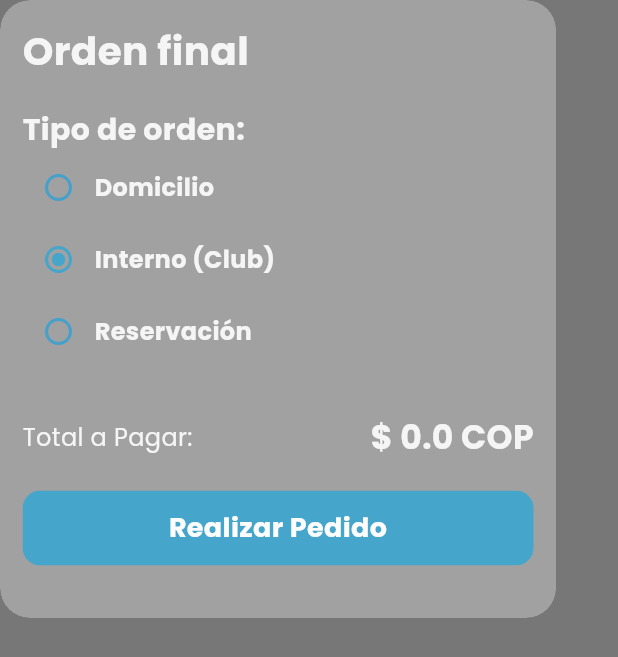
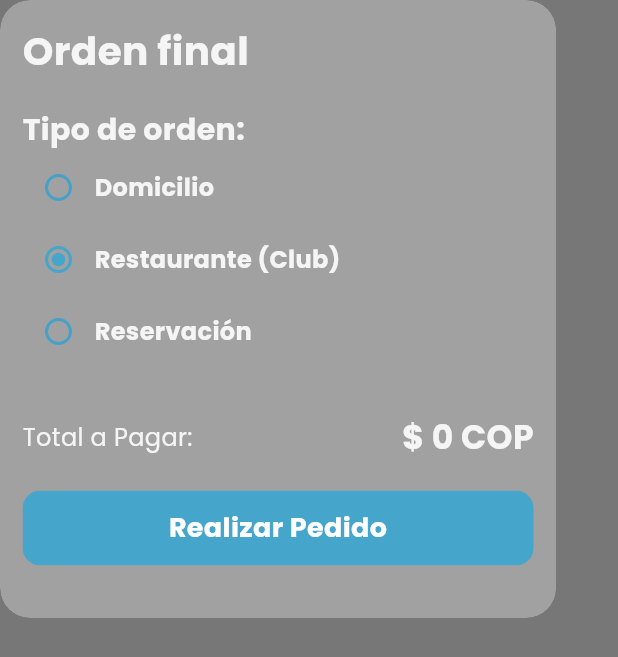
Before and after one commit to jrdeavila/club_valledupar_app, a Flutter app: the ConcretOrderDialogContent widget shown alone on an empty page, opened directly, on a phone screen of 412 x 824 dp. Shown: the top 657 px of the screen. Run offline on Flutter 3.47's test engine with Material 2 defaults, Android fonts, the phone set to English and light mode, and no system bars; our stand-ins replace cached_network_image, dio, flutter_cache_manager, flutter_keyboard_visibility, get, get_it and 4 more; accounts and stored records are empty; network calls fail.

Commit message:
Forzar actualizacion de datos

```diff
--- a/lib/src/domain/entities/order.dart
+++ b/lib/src/domain/entities/order.dart
@@ -58,7 +58,7 @@ class OrderDetail {
 
 final typeLabels = {
   "domicilio": "Domicilio",
-  "club": "Interno (Club)",
+  "club": "Restaurante (Club)",
   "reservacion": "Reservación",
 };
 
--- a/lib/src/infrastructure/bindings/dependencies.dart
+++ b/lib/src/infrastructure/bindings/dependencies.dart
@@ -3,7 +3,7 @@ import 'package:dio/dio.dart';
 import 'package:injectable/injectable.dart';
 import 'package:shared_preferences/shared_preferences.dart';
 
-const domain = 'http://192.168.42.30';
+const domain = 'http://20.106.213.152';
 
 @module
 abstract class DioModule {
--- a/lib/src/presentation/features/dashboard/screens/resturant_screen.dart
+++ b/lib/src/presentation/features/dashboard/screens/resturant_screen.dart
@@ -140,7 +140,7 @@ class ResturantScreen extends GetView<ResturantController> {
                     ),
                     const Spacer(),
                     Text(
-                      "\$ ${shoppingCartController.total} COP",
+                      "\$ ${currencyFormat(shoppingCartController.total)}",
                       style: TextStyle(
                         fontSize: 22,
                         fontWeight: FontWeight.bold,
--- a/lib/src/presentation/features/dashboard/widgets/concret_order.dart
+++ b/lib/src/presentation/features/dashboard/widgets/concret_order.dart
@@ -117,7 +117,7 @@ class ConcretOrderDialogContent extends GetView<CreateOrderController> {
                             ),
                           ),
                           Text(
-                            "\$ ${Get.find<ShoppingCartController>().total} COP",
+                            "\$ ${currencyFormat(Get.find<ShoppingCartController>().total)}",
                             style: TextStyle(
                               fontSize: 22,
                               fontWeight: FontWeight.bold,
--- a/lib/src/presentation/features/dashboard/widgets/shopping_item.dart
+++ b/lib/src/presentation/features/dashboard/widgets/shopping_item.dart
@@ -75,7 +75,7 @@ class ShoppingCartItem extends StatelessWidget {
                 height: 10.0,
               ),
               Text(
-                "\$ $price COP",
+                "\$ ${currencyFormat(price)}",
                 style: TextStyle(
                   color: textColor,
                   fontSize: 18,
```
Also changed, not shown: lib/src/presentation/features/dashboard/views/dashboard_view.dart (+11 -15 lines), lib/src/presentation/features/profile/controllers/update_profile_controller.dart (+0 -12 lines).
